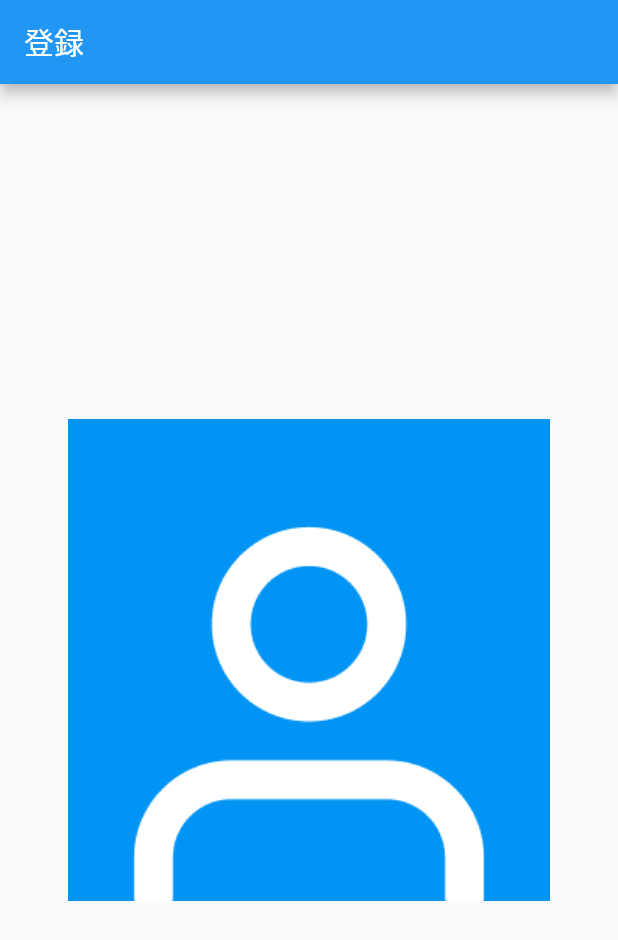
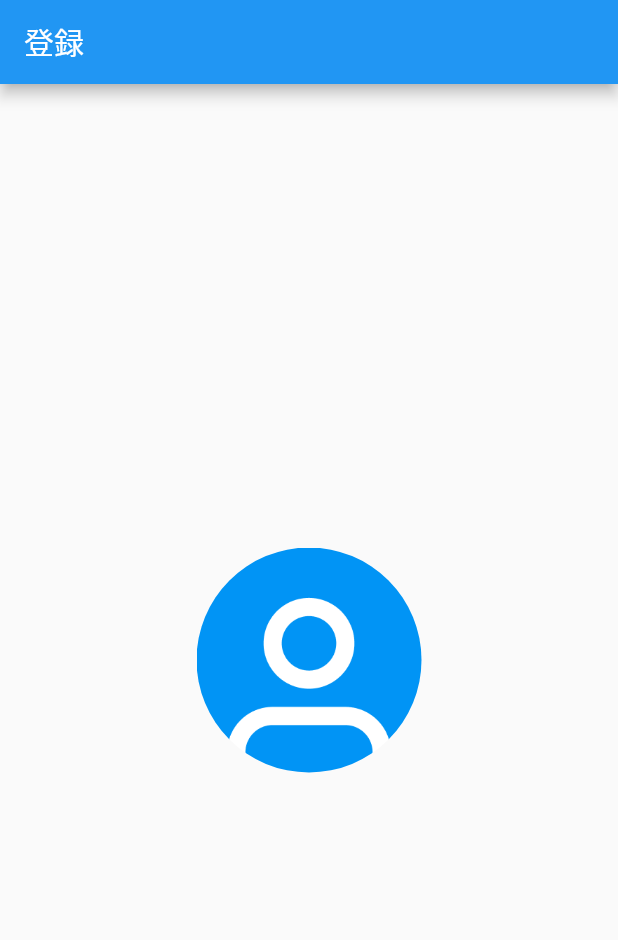
Before and after one commit to dshukertjr/chat, a Flutter app: the screen it shows after launch, on a phone screen of 412 x 824 dp. Shown: the top 940 px of the screen. Run offline on Flutter 3.47's test engine with Material 2 defaults, Android fonts, the phone set to English and light mode, and no system bars.

```diff
--- a/lib/pages/edit_profile_page.dart
+++ b/lib/pages/edit_profile_page.dart
@@ -8,7 +8,13 @@ class EditProfilePage extends StatelessWidget {
         title: const Text('登録'),
       ),
       body: Center(
-        child: Image.asset('assets/images/user.png'),
+        child: ClipOval(
+          child: Image.asset(
+            'assets/images/user.png',
+            width: 150,
+            height: 150,
+          ),
+        ),
       ),
     );
   }
```
